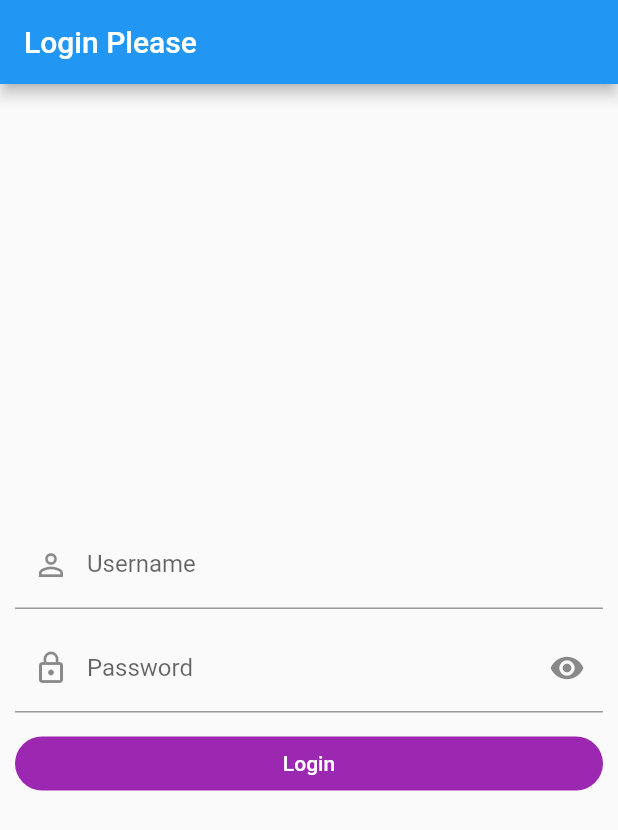
After one commit to dkajolroy/flutter-button, a Flutter app: the screen it shows after launch, on a phone screen of 412 x 824 dp. The commit adds this screen. Shown: the top 830 px of the screen. Run offline on Flutter 3.47's test engine with Material 2 defaults, Android fonts, the phone set to English and light mode, and no system bars; our stand-ins replace salomon_bottom_bar.

Commit message:
login screen with validator

```diff
--- a/lib/main.dart
+++ b/lib/main.dart
@@ -1,5 +1,5 @@
 import 'package:flutter/material.dart';
-import 'package:session/widgets/input_widget.dart';
+import 'package:session/screens/login_screen.dart';
 
 void main() {
   runApp(const MyApp());
@@ -11,7 +11,7 @@ class MyApp extends StatelessWidget {
   @override
   Widget build(BuildContext context) {
     return const MaterialApp(
-      home: InputWidget(),
+      home: LoginScreen(),
     );
   }
 }
--- /dev/null
+++ b/lib/screens/login_screen.dart
@@ -0,0 +1,95 @@
+import 'package:flutter/material.dart';
+
+class LoginScreen extends StatefulWidget {
+  const LoginScreen({super.key});
+
+  @override
+  State<LoginScreen> createState() => _LoginScreenState();
+}
+
+TextEditingController emailController = TextEditingController();
+TextEditingController passwordController = TextEditingController();
+bool obscureText = true;
+
+final _formkey = GlobalKey<FormState>();
+
+class _LoginScreenState extends State<LoginScreen> {
+  @override
+  Widget build(BuildContext context) {
+    return Scaffold(
+        resizeToAvoidBottomInset: false,
+        appBar: AppBar(
+          title: const Text("Login Please "),
+        ),
+        body: SafeArea(
+            child: Padding(
+          padding: const EdgeInsets.all(10.0),
+          child: Form(
+              key: _formkey,
+              child: Column(
+                mainAxisAlignment: MainAxisAlignment.center,
+                children: [
+                  TextFormField(
+                    controller: emailController,
+                    validator: (value) {
+                      if (value!.isEmpty) {
+                        return "Email is empty !";
+                      } else if (value.length < 3) {
+                        return "Invalid email !";
+                      }
+                      return null;
+                    },
+                    decoration: const InputDecoration(
+                        prefixIcon: Icon(Icons.person_outline),
+                        labelText: "Username"),
+                  ),
+                  const SizedBox(
+                    height: 10,
+                  ),
+                  TextFormField(
+                    controller: passwordController,
+                    validator: (value) {
+                      if (value!.isEmpty) {
+                        return "Password is empty !";
+                      } else if (value.length < 4) {
+                        return "Password is too short";
+                      }
+                      return null;
+                    },
+                    obscureText: obscureText,
+                    decoration: InputDecoration(
+                        prefixIcon: const Icon(Icons.lock_outline),
+                        labelText: "Password",
+                        suffixIcon: IconButton(
+                            onPressed: () {
+                              setState(() {
+                                obscureText = !obscureText;
+                              });
+                            },
+                            icon: const Icon(Icons.visibility))),
+                  ),
+                  const SizedBox(
+                    height: 10,
+                  ),
+                  TextButton(
+                      style: buttonStyle,
+                      onPressed: () {
+                        if (_formkey.currentState!.validate()) {
+                          print("OK");
+                        } else {
+                          print("Error");
+                        }
+                      },
+                      child: const Text("Login"))
+                ],
+              )),
+        )));
+  }
+}
+
+ButtonStyle buttonStyle = TextButton.styleFrom(
+    alignment: Alignment.center,
+    backgroundColor: Colors.purple,
+    foregroundColor: Colors.white,
+    fixedSize: const Size.fromWidth(double.maxFinite),
+    shape: RoundedRectangleBorder(borderRadius: BorderRadius.circular(50)));
```
